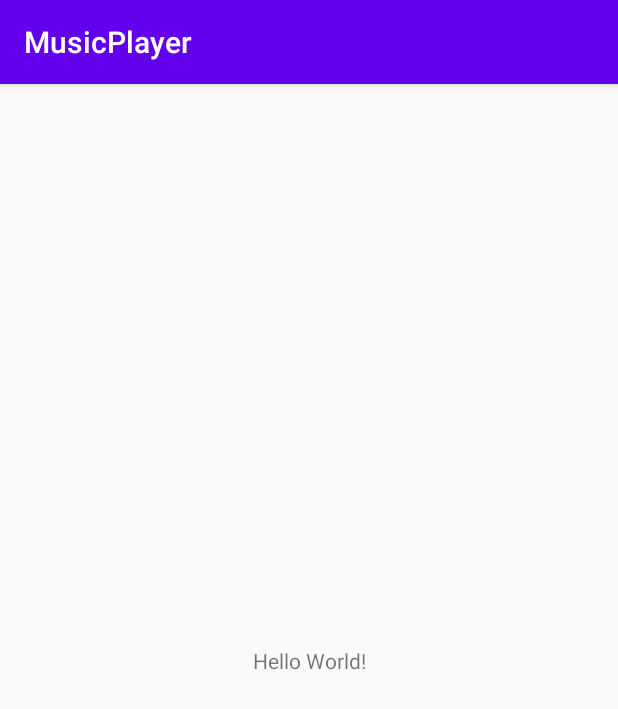
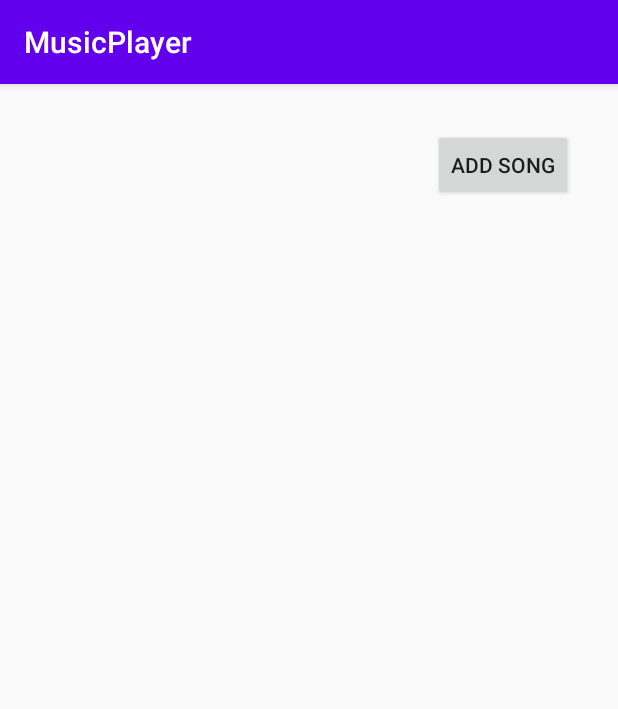
Before and after one commit to OskarLasota/MusicBackgroundPlayer, an Android app: the screen it shows after launch (MainActivity), on a phone screen of 412 x 824 dp. Shown: the top 709 px of the screen. Run offline under Robolectric (Android 15) with nearby library versions, the phone set to English and light mode, and no system bars.

Commit message:
chore: set ui with relativelayout and add song btn

```diff
--- a/app/src/main/res/layout/activity_main.xml
+++ b/app/src/main/res/layout/activity_main.xml
@@ -6,13 +6,27 @@
     android:layout_height="match_parent"
     tools:context=".MainActivity">
 
-    <TextView
+    <Button
+        android:id="@+id/btn_add_song"
         android:layout_width="wrap_content"
         android:layout_height="wrap_content"
-        android:text="Hello World!"
-        app:layout_constraintBottom_toBottomOf="parent"
+        android:layout_margin="30dp"
+        app:layout_constraintTop_toTopOf="parent"
+        app:layout_constraintRight_toRightOf="parent"
+        android:text="Add song"
+        />
+
+    <RelativeLayout
+        android:id="@+id/layout_songlist"
+        android:layout_width="match_parent"
+        android:layout_height="wrap_content"
         app:layout_constraintLeft_toLeftOf="parent"
         app:layout_constraintRight_toRightOf="parent"
-        app:layout_constraintTop_toTopOf="parent" />
+        app:layout_constraintTop_toBottomOf="@id/btn_add_song"
+        app:layout_constraintBottom_toBottomOf="parent"
+        app:layout_constraintVertical_bias="0"
 
+        >
+
+    </RelativeLayout>
 </androidx.constraintlayout.widget.ConstraintLayout>
```
